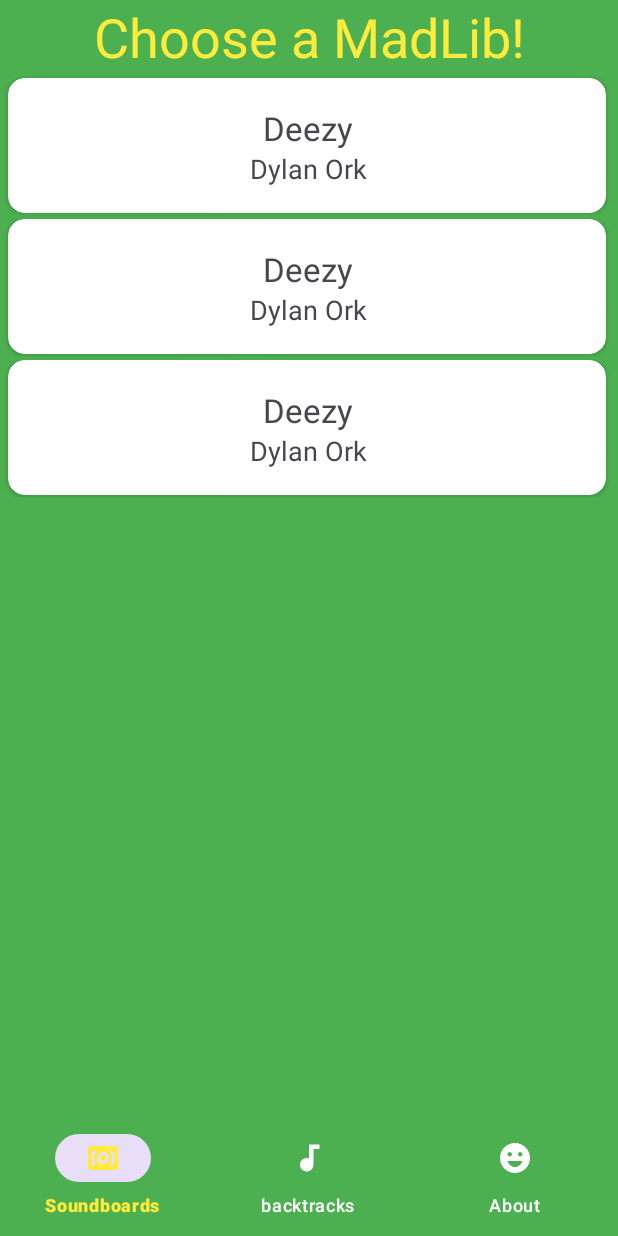
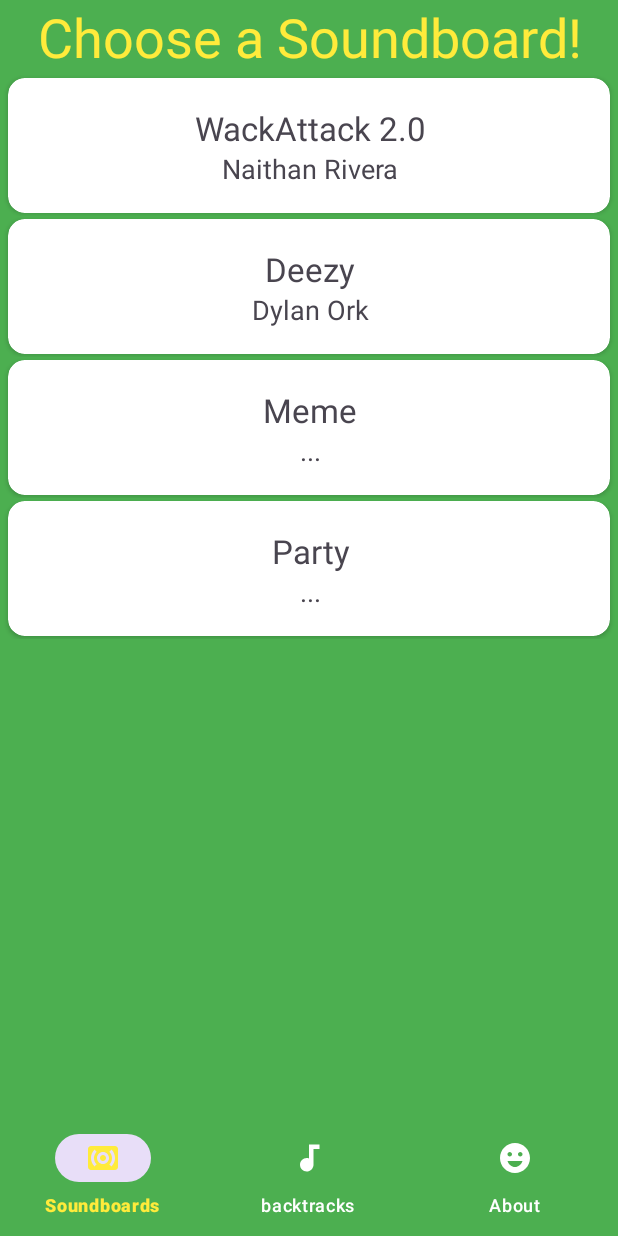
Before and after one commit to ryantburke/PolytechnicSoundboard, an Android app: the ChooseSoundboardFragment screen opened directly, with no data from a screen before it, on a phone screen of 412 x 824 dp. Run offline under Robolectric (Android 15) with nearby library versions, the phone set to English and light mode, and no system bars.

Commit message:
minor updates

```diff
--- a/app/src/main/AndroidManifest.xml
+++ b/app/src/main/AndroidManifest.xml
@@ -21,8 +21,6 @@
                 <category android:name="android.intent.category.LAUNCHER" />
             </intent-filter>
         </activity>
-        <activity android:name="com.poly.soundboard.SoundBoardCries" />
-        <activity android:name="com.poly.soundboard.SoundBoardLaughs" />
         <activity android:name="com.poly.soundboard.SoundBoardNaithan" />
         <activity android:name="com.poly.soundboard.SoundBoardMeme" />
         <activity android:name="com.poly.soundboard.SoundBoardFairySounds" />
--- a/app/src/main/java/com/poly/soundboard/ChooseBacktrackFragment.java
+++ b/app/src/main/java/com/poly/soundboard/ChooseBacktrackFragment.java
@@ -41,8 +41,9 @@ public class ChooseBacktrackFragment extends Fragment {
 
         backtracks = new ArrayList<ModelBacktrack>();
 
+        backtracks.add(new ModelBacktrack("Garagy", "Ryan Burke", R.raw.sample_backtrack_garagy));
         backtracks.add(new ModelBacktrack("Anxiety", "Ryan Burke", R.raw.sample_backtrack_anxiety));
-        backtracks.add(new ModelBacktrack("Garagy", "Ryan Burke", R.raw.sample_backtrack_garagy));
+
 
         RecyclerViewAdapterBacktrack adapter = new RecyclerViewAdapterBacktrack(context, backtracks);
         recyclerView.setAdapter(adapter);
--- a/app/src/main/java/com/poly/soundboard/ChooseSoundboardFragment.java
+++ b/app/src/main/java/com/poly/soundboard/ChooseSoundboardFragment.java
@@ -40,9 +40,10 @@ public class ChooseSoundboardFragment extends Fragment {
         this.recyclerView.setLayoutManager(new LinearLayoutManager(view.getContext()));
 
         this.soundboardsList = new ArrayList<ModelSoundBoard>();
+        this.soundboardsList.add(new ModelSoundBoard("WackAttack 2.0", "Naithan Rivera", new SoundBoardNaithan()));
         this.soundboardsList.add(new ModelSoundBoard("Deezy", "Dylan Ork", new SoundboardDeezy()));
-        this.soundboardsList.add(new ModelSoundBoard("Deezy", "Dylan Ork", new SoundboardDeezy()));
-        this.soundboardsList.add(new ModelSoundBoard("Deezy", "Dylan Ork", new SoundboardDeezy()));
+        this.soundboardsList.add(new ModelSoundBoard("Meme", "...", new SoundBoardMeme()));
+        this.soundboardsList.add(new ModelSoundBoard("Party", "...", new SoundBoardParty()));
 
         RecyclerViewAdapterSoundBoard adapter = new RecyclerViewAdapterSoundBoard(this.context, this.soundboardsList);
         this.recyclerView.setAdapter(adapter);
--- a/app/src/main/java/com/poly/soundboard/RecyclerViewAdapterSoundBoard.java
+++ b/app/src/main/java/com/poly/soundboard/RecyclerViewAdapterSoundBoard.java
@@ -19,9 +19,9 @@ public class RecyclerViewAdapterSoundBoard extends RecyclerView.Adapter<Recycler
         void onItemClick(ModelSoundBoard modelSoundBoard);
     }
 
-    public RecyclerViewAdapterSoundBoard(Context context2, ArrayList<ModelSoundBoard> soundboardModels2) {
-        this.context = context2;
-        this.soundboardModels = soundboardModels2;
+    public RecyclerViewAdapterSoundBoard(Context context, ArrayList<ModelSoundBoard> soundboardModels) {
+        this.context = context;
+        this.soundboardModels = soundboardModels;
     }
 
     public MyViewHolder onCreateViewHolder(ViewGroup parent, int viewType) {
--- a/app/src/main/java/com/poly/soundboard/SoundBoardActivity.java
+++ b/app/src/main/java/com/poly/soundboard/SoundBoardActivity.java
@@ -35,8 +35,6 @@ public class SoundBoardActivity extends AppCompatActivity {
         //soundBoards.add(new SoundBoardFairySounds());
         soundBoards.add(new SoundboardDeezy());
         soundBoards.add(new SoundBoardParty());
-        soundBoards.add(new SoundBoardCries());
-        soundBoards.add(new SoundBoardLaughs());
 
 
         currentSoundboard = soundBoards.get(currentSoundboardIndex);
@@ -52,8 +50,6 @@ public class SoundBoardActivity extends AppCompatActivity {
         Log.d("added activity",""+soundBoards.get(0).getClass());
         Log.d("added activity",""+soundBoards.get(1).getClass());
         Log.d("added activity",""+soundBoards.get(2).getClass());
-
-
 
         swapBoardOnGesture();
 
--- a/app/src/main/res/layout/fragment_soundboards.xml
+++ b/app/src/main/res/layout/fragment_soundboards.xml
@@ -6,17 +6,20 @@
         android:id="@+id/textView2"
         android:layout_width="match_parent"
         android:layout_height="50dp"
-        android:text="Choose a MadLib!"
+        android:text="Choose a Soundboard!"
         android:textAlignment="center"
+        android:layout_marginBottom="90dp"
         app:layout_constraintEnd_toEndOf="parent"
         app:layout_constraintStart_toStartOf="parent"
         app:layout_constraintTop_toTopOf="parent"/>
+
     <androidx.recyclerview.widget.RecyclerView
         android:id="@+id/mRecyclerView"
+        android:layout_width="0dp"
+        android:layout_height="0dp"
         android:clickable="true"
-        android:layout_width="409dp"
-        android:layout_height="0dp"
-        android:layout_marginBottom="80dp"
-
-        app:layout_constraintTop_toBottomOf="@+id/textView2"/>
+        app:layout_constraintBottom_toBottomOf="parent"
+        app:layout_constraintEnd_toEndOf="parent"
+        app:layout_constraintStart_toStartOf="parent"
+        app:layout_constraintTop_toBottomOf="@+id/textView2" />
 </androidx.constraintlayout.widget.ConstraintLayout>
```
Also changed, not shown: app/src/main/java/com/poly/soundboard/SoundBoardCries.java (deleted, +0 -62 lines), app/src/main/java/com/poly/soundboard/SoundBoardLaughs.java (deleted, +0 -64 lines).
